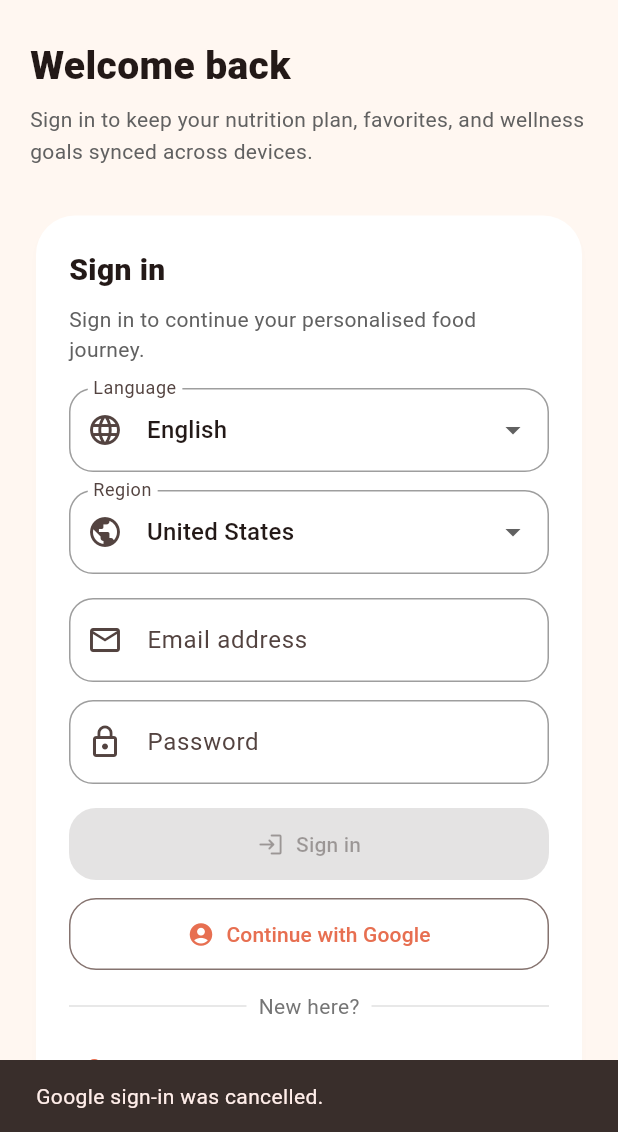
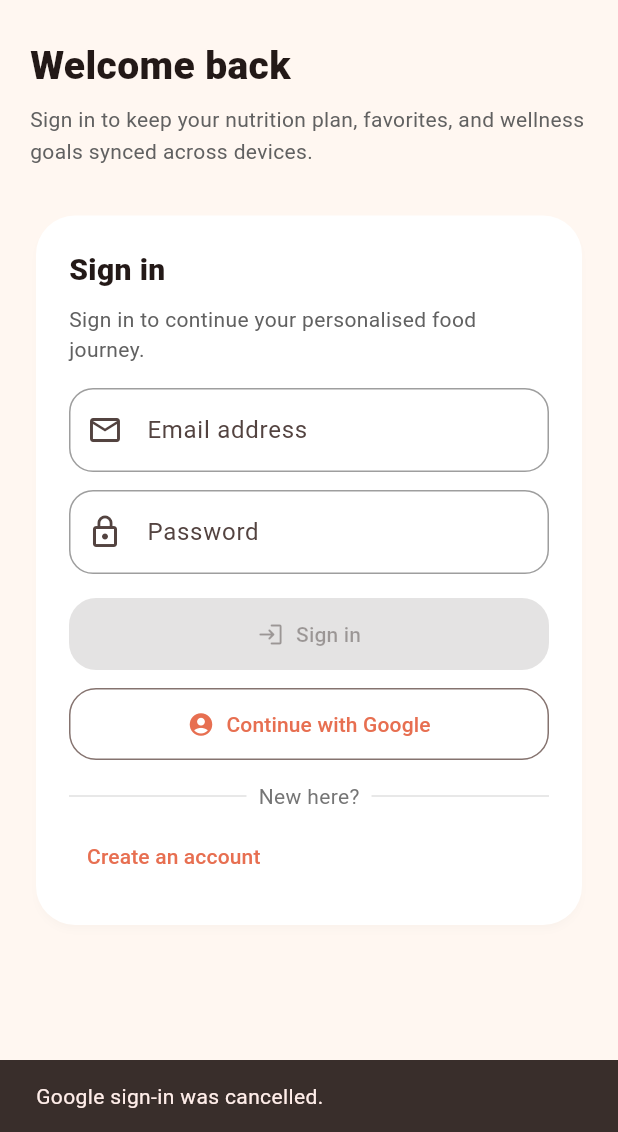
Before and after one commit to sidd4848/demofood, a Flutter app: the screen it shows after launch, after a tap on "Continue with Google", on a phone screen of 412 x 824 dp, the part 104-1236 px from its top. Run offline on Flutter 3.47's test engine with Material 3 defaults, Android fonts, the light colour scheme and no system bars; our stand-ins replace cloud_firestore, firebase_auth, firebase_core, flutter_svg, google_sign_in, yaml; accounts and stored records are empty.

Commit message:
Remove language and region selectors from sign-in

```diff
--- a/foodadvisor/lib/app.dart
+++ b/foodadvisor/lib/app.dart
@@ -166,26 +166,6 @@ class _SignInCardState extends State<_SignInCard> {
   final _emailController = TextEditingController();
   final _passwordController = TextEditingController();
   bool _isLoading = false;
-  String? _selectedLanguage;
-  String? _selectedRegion;
-
-  static const _languages = [
-    {'code': 'en', 'label': 'English'},
-    {'code': 'hi', 'label': 'Hindi'},
-    {'code': 'ta', 'label': 'Tamil'},
-    {'code': 'te', 'label': 'Telugu'},
-    {'code': 'kn', 'label': 'Kannada'},
-    {'code': 'ml', 'label': 'Malayalam'},
-  ];
-
-  static const _regions = [
-    {'code': 'IN', 'label': 'India'},
-    {'code': 'US', 'label': 'United States'},
-    {'code': 'GB', 'label': 'United Kingdom'},
-    {'code': 'AE', 'label': 'UAE'},
-    {'code': 'SG', 'label': 'Singapore'},
-    {'code': 'AU', 'label': 'Australia'},
-  ];
 
   bool get _canSubmit {
     return _emailController.text.trim().isNotEmpty &&
@@ -203,13 +183,10 @@ class _SignInCardState extends State<_SignInCard> {
   @override
   void didChangeDependencies() {
     super.didChangeDependencies();
-    if (_selectedLanguage != null && _selectedRegion != null) return;
     final locale = Localizations.localeOf(context);
-    _selectedLanguage ??= widget.data.languageCode ?? locale.languageCode;
-    _selectedRegion ??= widget.data.regionCode ?? locale.countryCode ?? 'IN';
     widget.data.setLocale(
-      language: _selectedLanguage ?? 'en',
-      region: _selectedRegion ?? 'IN',
+      language: widget.data.languageCode ?? locale.languageCode,
+      region: widget.data.regionCode ?? locale.countryCode ?? 'IN',
     );
   }
 
@@ -387,58 +364,6 @@ class _SignInCardState extends State<_SignInCard> {
               Text(
                 "Sign in to continue your personalised food journey.",
                 style: TextStyle(color: Colors.grey.shade700, height: 1.4),
-              ),
-              const SizedBox(height: 16),
-              Column(
-                children: [
-                  DropdownButtonFormField<String>(
-                    value: _selectedLanguage,
-                    decoration: const InputDecoration(
-                      labelText: "Language",
-                      prefixIcon: Icon(Icons.language_outlined),
-                    ),
-                    items: _languages
-                        .map(
-                          (entry) => DropdownMenuItem(
-                            value: entry['code'],
-                            child: Text(entry['label'] ?? ''),
-                          ),
-                        )
-                        .toList(),
-                    onChanged: (value) {
-                      if (value == null) return;
-                      setState(() => _selectedLanguage = value);
-                      widget.data.setLocale(
-                        language: value,
-                        region: _selectedRegion ?? 'IN',
-                      );
-                    },
-                  ),
-                  const SizedBox(height: 12),
-                  DropdownButtonFormField<String>(
-                    value: _selectedRegion,
-                    decoration: const InputDecoration(
-                      labelText: "Region",
-                      prefixIcon: Icon(Icons.public_outlined),
-                    ),
-                    items: _regions
-                        .map(
-                          (entry) => DropdownMenuItem(
-                            value: entry['code'],
-                            child: Text(entry['label'] ?? ''),
-                          ),
-                        )
-                        .toList(),
-                    onChanged: (value) {
-                      if (value == null) return;
-                      setState(() => _selectedRegion = value);
-                      widget.data.setLocale(
-                        language: _selectedLanguage ?? 'en',
-                        region: value,
-                      );
-                    },
-                  ),
-                ],
               ),
               const SizedBox(height: 16),
               TextFormField(
```
